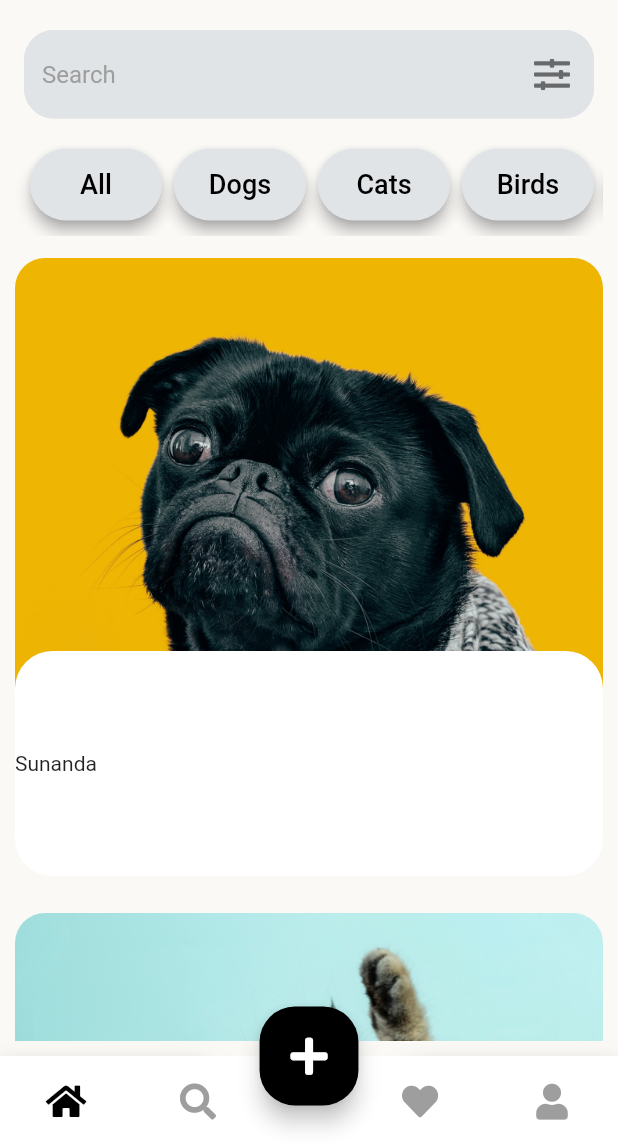
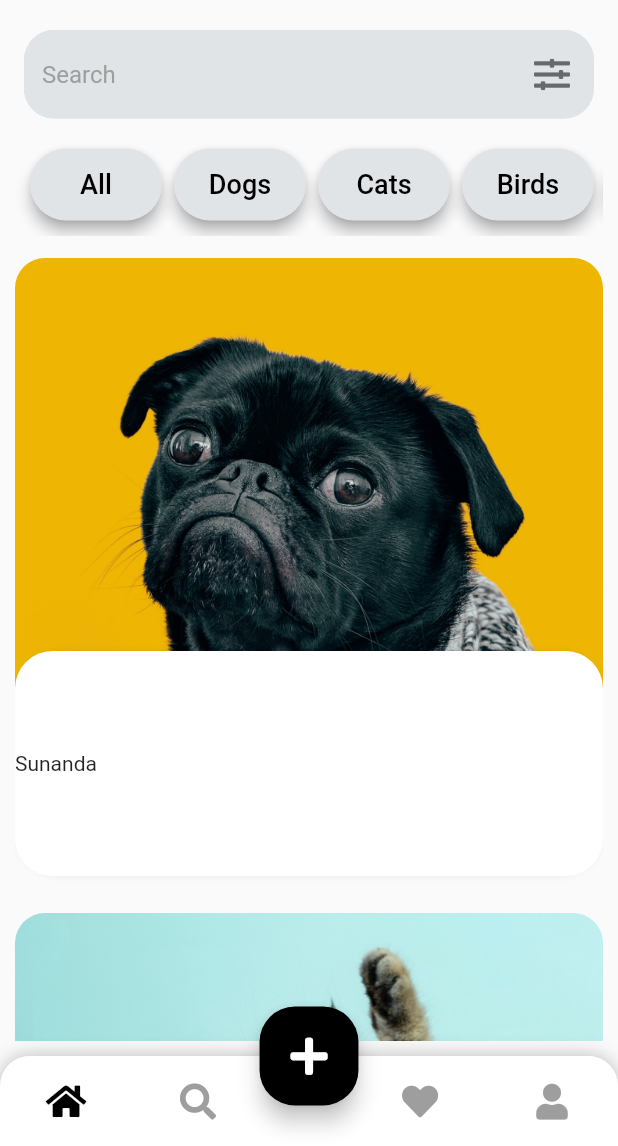
Before and after one commit to ShubhP23/find_best_friend, a Flutter app: the screen it shows after launch, on a phone screen of 412 x 824 dp, the part 90-1236 px from its top. Run offline on Flutter 3.47's test engine with Material 2 defaults, Android fonts, the phone set to English and light mode, and no system bars; our stand-ins replace font_awesome_flutter.

Commit message:
updated colours

```diff
--- a/find_best_friend/lib/components.dart/home_card.dart
+++ b/find_best_friend/lib/components.dart/home_card.dart
@@ -38,6 +38,10 @@ class HomeCard extends StatelessWidget {
             Container(
               height: 150.0,
               decoration: BoxDecoration(
+                boxShadow: [
+                  BoxShadow(
+                      color: Colors.black26, spreadRadius: -4, blurRadius: 6),
+                ],
                 color: Colors.white,
                 borderRadius: BorderRadius.all(
                   Radius.circular(
--- a/find_best_friend/lib/screens.dart/home_page.dart
+++ b/find_best_friend/lib/screens.dart/home_page.dart
@@ -19,7 +19,6 @@ class _HomePageState extends State<HomePage> {
   @override
   Widget build(BuildContext context) {
     return Scaffold(
-      backgroundColor: Color(0xFFFAF9F6),
       body: GestureDetector(
         onTap: () {
           FocusScope.of(context).unfocus();
@@ -179,12 +178,24 @@ class _HomePageState extends State<HomePage> {
         ),
       ),
       floatingActionButtonLocation: FloatingActionButtonLocation.centerDocked,
-      bottomNavigationBar: BottomAppBar(
-        shape: CircularNotchedRectangle(),
-        notchMargin: 30.0,
-        child: Container(
+      bottomNavigationBar: Container(
+        height: 60.0,
+        decoration: BoxDecoration(
           color: Colors.white,
-          height: 60.0,
+          borderRadius: BorderRadius.only(
+            topLeft: Radius.circular(20.0),
+            topRight: Radius.circular(20.0),
+          ),
+          boxShadow: [
+            BoxShadow(color: Colors.black26, spreadRadius: 0, blurRadius: 10),
+          ],
+        ),
+        child: ClipRRect(
+          borderRadius: BorderRadius.only(
+            topLeft: Radius.circular(20.0),
+            topRight: Radius.circular(20.0),
+          ),
+          child: BottomAppBar(
             child: Row(
               mainAxisAlignment: MainAxisAlignment.spaceBetween,
               children: [
@@ -246,6 +257,7 @@ class _HomePageState extends State<HomePage> {
             ),
           ),
         ),
+      ),
       resizeToAvoidBottomInset: false,
     );
   }
```
Lines whose indentation alone changed are shown as unchanged.
